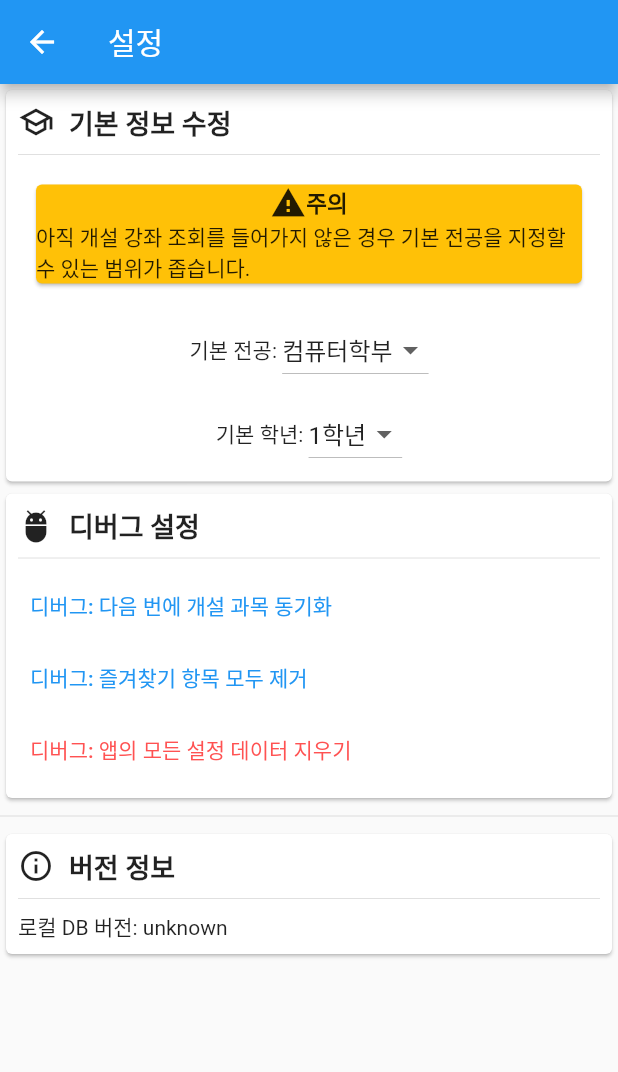
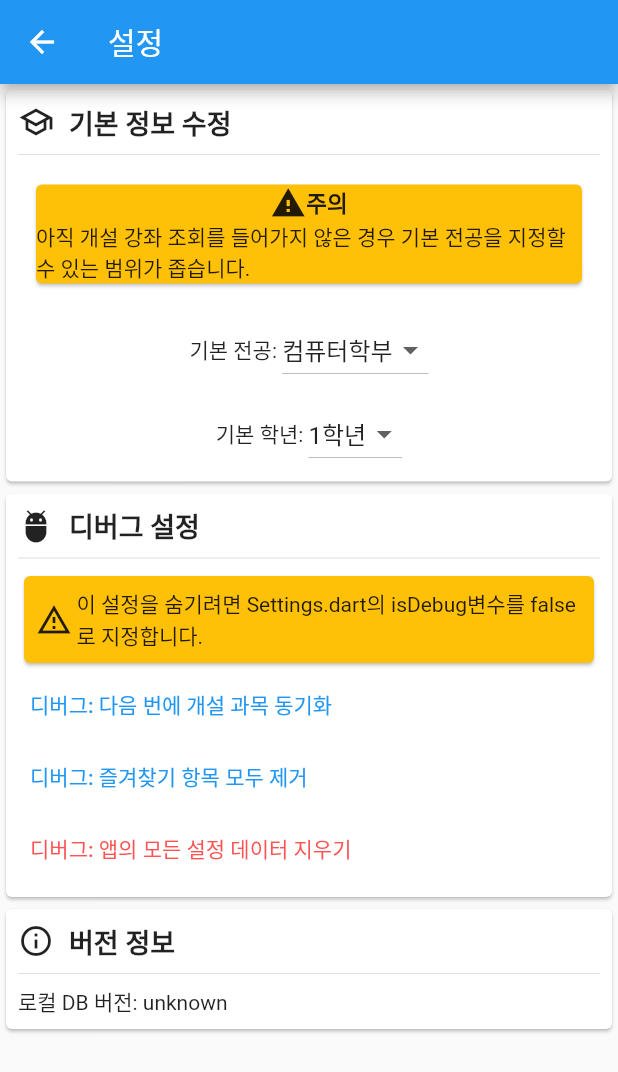
Before and after one commit to sun30812/suwon_mate, a Flutter app: the SettingPage screen opened by its route, on a phone screen of 412 x 824 dp. Shown: the top 1072 px of the screen. Run offline on Flutter 3.47's test engine with Material 2 defaults, Android fonts, the phone set to English and light mode, and no system bars; our stand-ins replace firebase_core, firebase_database, shared_preferences; accounts and stored records are empty.

Commit message:
기능 추가 및 일부 개선 작업
1. 강의 상세 정보 부분의 디자인을 통일화 하였습니다.
2. 이제 isDebug(Settings.dart파일 내)변수를 통해 설정창 내의 디버그 메뉴 표시 여부를 지정할 수 있습니다.(기본값: true)
3. 과목 코드 복사 버튼 설명을 추가했습니다.
4. 개설 강좌 조회 시 로딩 창에 설명을 추가했습니다.

```diff
--- a/lib/Settings.dart
+++ b/lib/Settings.dart
@@ -16,6 +16,7 @@ class _SettingPageState extends State<SettingPage> {
   String _grade = '1학년';
   bool _isFirst = true;
   bool _isSynced = false;
+  final isDebug = true;
   List<DropdownMenuItem<String>> subDropdownList = [];
   List<DropdownMenuItem<String>> gradeDropdownList = [];
 
@@ -70,85 +71,25 @@ class _SettingPageState extends State<SettingPage> {
     );
   }
 
-  @override
-  Widget build(BuildContext context) {
-    return Scaffold(
-      appBar: AppBar(
-        title: const Text('설정'),
-      ),
-      body: FutureBuilder(
-        future: getSettings(),
-          builder: (BuildContext context, AsyncSnapshot snapshot) {
-        if (!snapshot.hasData) {
-          return Container();
-        } else {
-          if ((snapshot.data as SharedPreferences).containsKey('dp_set')) {
-            subDropdownList = (snapshot.data as SharedPreferences).getStringList('dp_set')!
-                .map((dat) => DropdownMenuItem(
-              child: Text(dat),
-              value: dat,
-            ))
-                .toList();
-            subDropdownList.sort((a,b) => a.value!.compareTo(b.value!));
-            _isSynced = true;
-          }
-          if (_isFirst)
-          {
-                _grade =
-                    (snapshot.data as SharedPreferences).getString('myGrade') ??
-                        '1학년';
-                _mySub =
-                    (snapshot.data as SharedPreferences).getString('mySub') ??
-                        '컴퓨터학부';
-                _isFirst = false;
-              }
-              return ListView(
+  Widget debugWidget() {
+    if (isDebug) {
+      return CardInfo(icon: Icons.adb_outlined, title: '디버그 설정',
+          detail: Column(
+            crossAxisAlignment: CrossAxisAlignment.start,
             children: [
-              CardInfo(icon: Icons.school_outlined, title: '기본 정보 수정',
-                  detail: Column(
-                    children: [
-                      Padding(
-                        padding: const EdgeInsets.all(8.0),
-                        child: noSyncWarning(),
-                      ),
-                      Padding(
+              Card(
+                color: Colors.amber,
+                child: Padding(
                   padding: const EdgeInsets.all(8.0),
                   child: Row(
-                          mainAxisAlignment: MainAxisAlignment.center,
                     children: [
-                            const Text('기본 전공: '),
-                            DropdownButton<String>(
-                                items: subDropdownList,
-                                onChanged: (String? value) {
-                                  setState(() {
-                                    _mySub = value!;
-                                  });
-                                },
-                                value: _mySub),
+                      Icon(Icons.warning_amber_outlined),
+                      Padding(padding: EdgeInsets.only(right: 3.0)),
+                      Flexible(child: Text('이 설정을 숨기려면 Settings.dart의 isDebug변수를 false로 지정합니다.')),
                     ],
                   ),
                 ),
-                      Row(
-                        mainAxisAlignment: MainAxisAlignment.center,
-                        children: [
-                          const Text('기본 학년: '),
-                          DropdownButton<String>(
-                              items: gradeDropdownList,
-                              onChanged: (String? value) {
-                                setState(() {
-                                  _grade = value!;
-                                });
-                              },
-                              value: _grade),
-                        ],
               ),
-                    ],
-                  )
-              ),
-              CardInfo(icon: Icons.adb_outlined, title: '디버그 설정',
-                  detail: Column(
-                    crossAxisAlignment: CrossAxisAlignment.start,
-                    children: [
               TextButton(
                   onPressed: () async {
                     showDialog(
@@ -237,7 +178,8 @@ class _SettingPageState extends State<SettingPage> {
                                     _pref.clear();
                                     Navigator.of(context).pop();
                                   },
-                                          child: const Text('확인')),
+                                  child: const Text('확인'),
+                              ),
                               TextButton(
                                   onPressed: () => Navigator.of(context).pop(),
                                   child: const Text('취소'))
@@ -245,11 +187,94 @@ class _SettingPageState extends State<SettingPage> {
                           );
                         });
                   },
+                  style: ButtonStyle(overlayColor: MaterialStateProperty.all(Colors.redAccent.withAlpha(50)),
+                    foregroundColor: MaterialStateProperty.all(Colors.redAccent)
+                  ),
                   child: const Text('디버그: 앱의 모든 설정 데이터 지우기',
-                              style: TextStyle(color: Colors.redAccent))),
+                      )),
             ],
-                  )),
-              const Divider(),
+          ));
+    } else {
+      return Container();
+    }
+  }
+
+  @override
+  Widget build(BuildContext context) {
+    return Scaffold(
+      appBar: AppBar(
+        title: const Text('설정'),
+      ),
+      body: FutureBuilder(
+        future: getSettings(),
+          builder: (BuildContext context, AsyncSnapshot snapshot) {
+        if (!snapshot.hasData) {
+          return Container();
+        } else {
+          if ((snapshot.data as SharedPreferences).containsKey('dp_set')) {
+            subDropdownList = (snapshot.data as SharedPreferences).getStringList('dp_set')!
+                .map((dat) => DropdownMenuItem(
+              child: Text(dat),
+              value: dat,
+            ))
+                .toList();
+            subDropdownList.sort((a,b) => a.value!.compareTo(b.value!));
+            _isSynced = true;
+          }
+          if (_isFirst)
+          {
+                _grade =
+                    (snapshot.data as SharedPreferences).getString('myGrade') ??
+                        '1학년';
+                _mySub =
+                    (snapshot.data as SharedPreferences).getString('mySub') ??
+                        '컴퓨터학부';
+                _isFirst = false;
+              }
+              return ListView(
+            children: [
+              CardInfo(icon: Icons.school_outlined, title: '기본 정보 수정',
+                  detail: Column(
+                    children: [
+                      Padding(
+                        padding: const EdgeInsets.all(8.0),
+                        child: noSyncWarning(),
+                      ),
+                      Padding(
+                        padding: const EdgeInsets.all(8.0),
+                        child: Row(
+                          mainAxisAlignment: MainAxisAlignment.center,
+                          children: [
+                            const Text('기본 전공: '),
+                            DropdownButton<String>(
+                                items: subDropdownList,
+                                onChanged: (String? value) {
+                                  setState(() {
+                                    _mySub = value!;
+                                  });
+                                },
+                                value: _mySub),
+                          ],
+                        ),
+                      ),
+                      Row(
+                        mainAxisAlignment: MainAxisAlignment.center,
+                        children: [
+                          const Text('기본 학년: '),
+                          DropdownButton<String>(
+                              items: gradeDropdownList,
+                              onChanged: (String? value) {
+                                setState(() {
+                                  _grade = value!;
+                                });
+                              },
+                              value: _grade),
+                        ],
+                      ),
+                    ],
+                  )
+              ),
+              debugWidget(),
               CardInfo(
                 icon: Icons.info_outline,
                 title: '버전 정보',
--- a/pubspec.yaml
+++ b/pubspec.yaml
@@ -42,7 +42,6 @@ dependencies:
   firebase_database: ^9.0.6
   shared_preferences: ^2.0.13
   url_launcher: ^6.0.18
-  package_info_plus: ^1.3.0
 
 dev_dependencies:
   flutter_test:
```
Also changed, not shown: lib/openClass.dart (+6 -1 lines), lib/styleWidget.dart (+16 -40 lines), pubspec.lock, 2 other files. Lines whose indentation alone changed are shown as unchanged.
